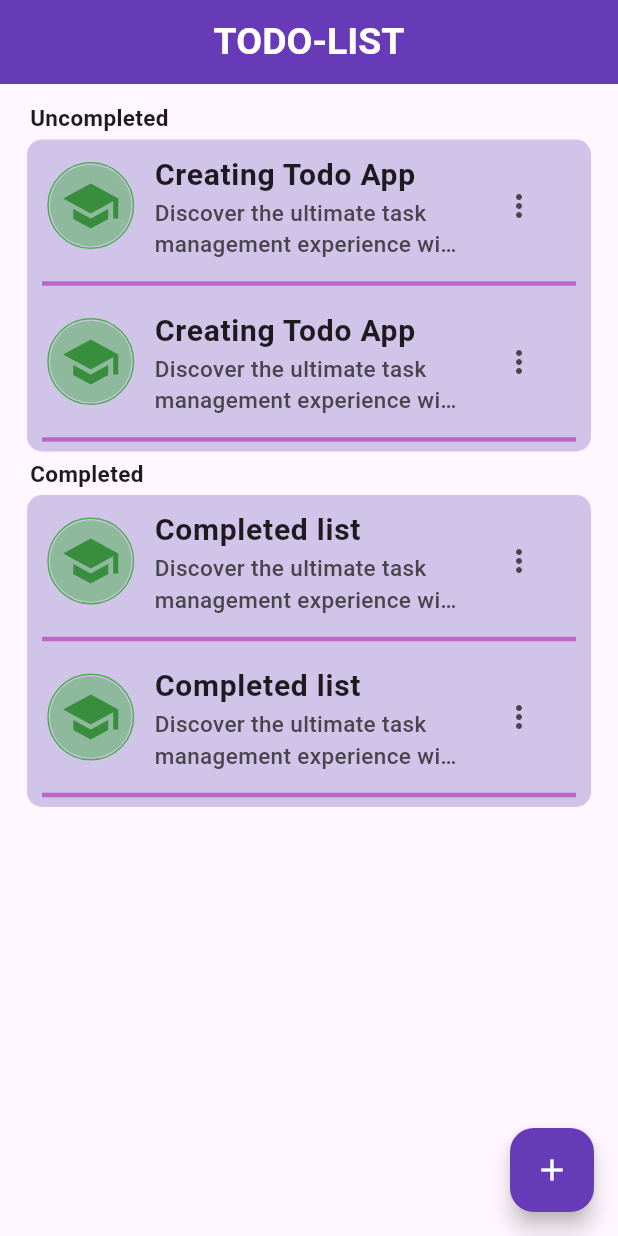
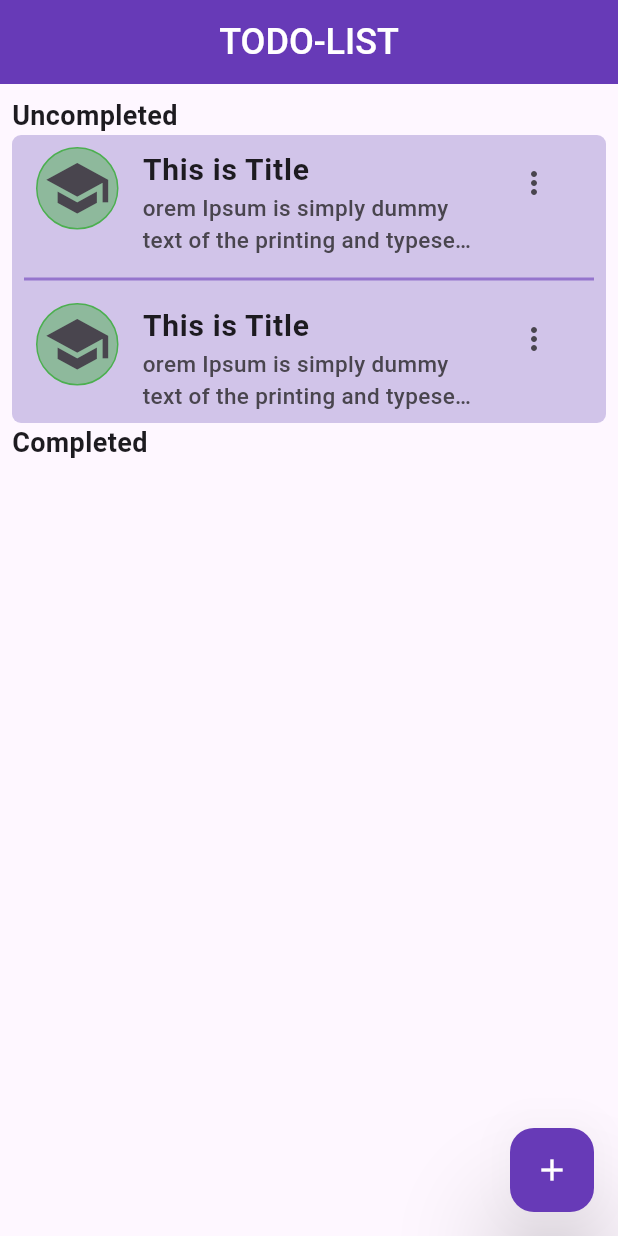
Before and after one commit to Nishan-Pradhan06/7days_flutter_todo_app, a Flutter app: the screen it shows after launch, on a phone screen of 412 x 824 dp. Run offline on Flutter 3.47's test engine with Material 3 defaults, Android fonts, the phone set to English and light mode, and no system bars.

Commit message:
list-card-created

```diff
--- a/lib/component/list_card.dart
+++ b/lib/component/list_card.dart
@@ -0,0 +1,13 @@
+import 'package:flutter/material.dart';
+
+class CreateList extends StatelessWidget {
+  const CreateList({super.key});
+
+  @override
+  Widget build(BuildContext context) {
+    return Scaffold(
+      appBar: AppBar(
+          title: const Text('Create List'), forceMaterialTransparency: true),
+    );
+  }
+}
--- a/lib/main.dart
+++ b/lib/main.dart
@@ -1,5 +1,5 @@
 import 'package:flutter/material.dart';
-import 'package:project_07/screens/screen.dart';
+import 'package:project_07/screens/main_screen.dart';
 
 void main() {
   runApp(const MyApp());
@@ -40,7 +40,7 @@ class MyApp extends StatelessWidget {
         colorScheme: ColorScheme.fromSeed(seedColor: Colors.deepPurple),
         useMaterial3: true,
       ),
-      home: const MainScreen(),
+      home: const MainScreens(),
     );
   }
 }
--- /dev/null
+++ b/lib/screens/main_screen.dart
@@ -0,0 +1,153 @@
+import 'package:flutter/material.dart';
+import 'package:project_07/screens/form_screen.dart';
+
+class MainScreens extends StatelessWidget {
+  const MainScreens({super.key});
+
+  @override
+  Widget build(BuildContext context) {
+    return Scaffold(
+      appBar: appBar('TODO-LIST'),
+      body: Padding(
+        padding: const EdgeInsets.all(8.0),
+        child: ListView(
+          children: [
+            textMethod('Uncompleted'),
+            Container(
+
+              decoration: BoxDecoration(
+                color: Colors.deepPurple.shade100,
+                borderRadius: BorderRadius.circular(6),
+              ),
+              child: Column(
+                children: [
+                  ListTile(
+                    leading: Container(
+                      padding: const EdgeInsets.all(4.0),
+                      decoration: BoxDecoration(
+                        color: Colors.green.withOpacity(.5),
+                        border: Border.all(color: Colors.green),
+                        borderRadius: BorderRadius.circular(360),
+                      ),
+                      child: const Icon(
+                        Icons.school,
+                        size: 45,
+                      ),
+                    ),
+                    trailing: IconButton(
+                      onPressed: () {},
+                      icon: const Icon(Icons.more_vert),
+                    ),
+                    title: const Text(
+                      'This is Title',
+                      style:
+                          TextStyle(fontSize: 20, fontWeight: FontWeight.bold),
+                    ),
+                    isThreeLine: true,
+                    subtitle: const Text(
+                      'orem Ipsum is simply dummy text of the printing and typesetting industry. Lorem Ipsum has been the industry standard dummy text ever since the 1500s, when an unknown printer took a galley of type and scrambled it to make a type specimen book.',
+                      maxLines: 2,
+                      overflow: TextOverflow.ellipsis,
+                      style: TextStyle(
+                        fontSize: 15,
+                        fontWeight: FontWeight.w500,
+                      ),
+                    ),
+                  ),
+                  Padding(
+                    padding: const EdgeInsets.symmetric(horizontal: 8),
+                    child: Divider(
+                      thickness: 2,
+                      color: Colors.deepPurple.shade300,
+                    ),
+                  ),
+                  ListTile(
+                    leading: Container(
+                      padding: const EdgeInsets.all(4.0),
+                      decoration: BoxDecoration(
+                        color: Colors.green.withOpacity(.5),
+                        border: Border.all(color: Colors.green),
+                        borderRadius: BorderRadius.circular(360),
+                      ),
+                      child: const Icon(
+                        Icons.school,
+                        size: 45,
+                      ),
+                    ),
+                    trailing: IconButton(
+                      onPressed: () {},
+                      icon: const Icon(Icons.more_vert),
+                    ),
+                    title: const Text(
+                      'This is Title',
+                      style:
+                          TextStyle(fontSize: 20, fontWeight: FontWeight.bold),
+                    ),
+                    isThreeLine: true,
+                    subtitle: const Text(
+                      'orem Ipsum is simply dummy text of the printing and typesetting industry. Lorem Ipsum has been the industry standard dummy text ever since the 1500s, when an unknown printer took a galley of type and scrambled it to make a type specimen book.',
+                      maxLines: 2,
+                      overflow: TextOverflow.ellipsis,
+                      style: TextStyle(
+                        fontSize: 15,
+                        fontWeight: FontWeight.w500,
+                      ),
+                    ),
+                  ),
+                ],
+              ),
+            ),
+            textMethod('Completed'),
+          ],
+        ),
+      ),
+      floatingActionButton: floatingActionButton(context),
+    );
+  }
+
+//one text method
+  Text textMethod(String title) {
+    return Text(
+      title,
+      style: const TextStyle(
+        fontSize: 18,
+        fontWeight: FontWeight.bold,
+      ),
+    );
+  }
+
+//floating action button
+  FloatingActionButton floatingActionButton(BuildContext context) {
+    return FloatingActionButton(
+      hoverColor: Colors.deepPurple.shade300,
+      elevation: 30,
+      backgroundColor: Colors.deepPurple,
+      onPressed: () {
+        Navigator.push(
+          context,
+          MaterialPageRoute(builder: (_) => const FormScreen()),
+        );
+      },
+      child: const Icon(
+        Icons.add,
+        color: Colors.white,
+      ),
+    );
+  }
+
+//method of appbar
+  AppBar appBar(String title) {
+    return AppBar(
+      centerTitle: true,
+      backgroundColor: Colors.deepPurple,
+      foregroundColor: Colors.white,
+      title: Text(
+        title,
+        style: const TextStyle(
+          fontWeight: FontWeight.w500,
+          fontSize: 24,
+        ),
+      ),
+    );
+  }
+}
--- a/lib/screens/screen.dart
+++ b/lib/screens/screen.dart
@@ -1,4 +1,6 @@
 import 'package:flutter/material.dart';
+// import 'package:flutter/cupertino.dart';
+import 'package:project_07/component/list_card.dart';
 import 'package:project_07/screens/form_screen.dart';
 
 class MainScreen extends StatelessWidget {
@@ -31,6 +33,13 @@ class MainScreen extends StatelessWidget {
             textMethod('Completed'),
             listTilecard('Completed list',
                 'Discover the ultimate task management experience with our Flutter-based Todo app! 📅✨'),
+            ElevatedButton(
+              onPressed: () {
+                Navigator.push(context,
+                    MaterialPageRoute(builder: (_) => const CreateList()));
+              },
+              child: const Text('Navigate to page'),
+            )
           ],
         ),
       ),
```
